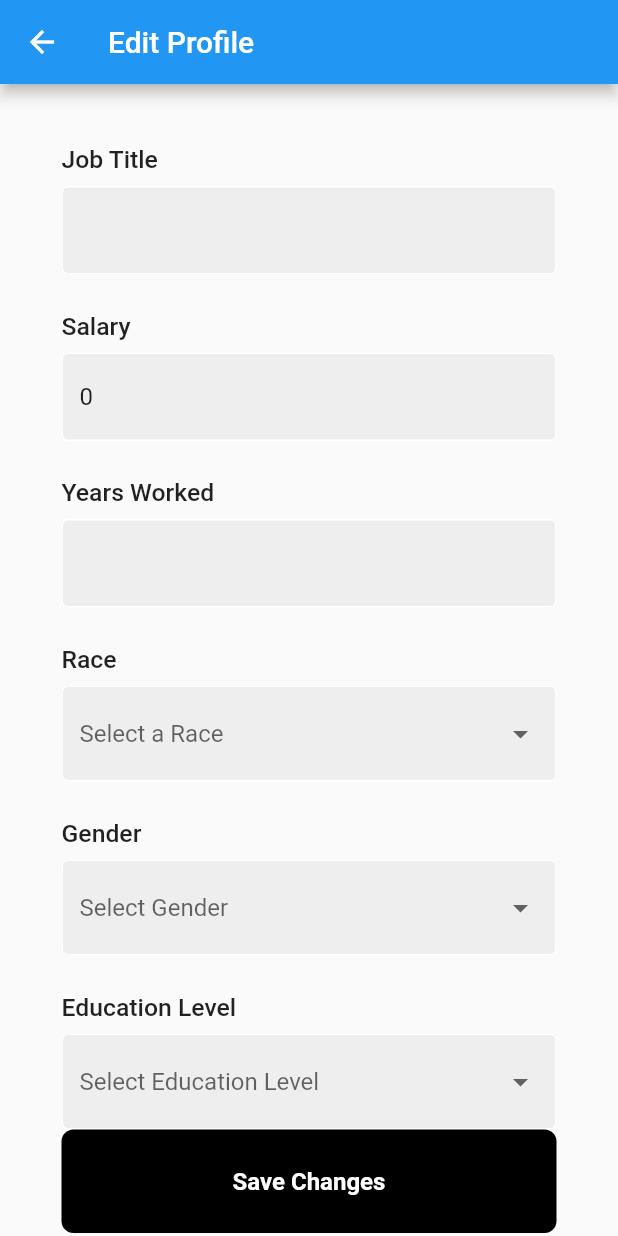
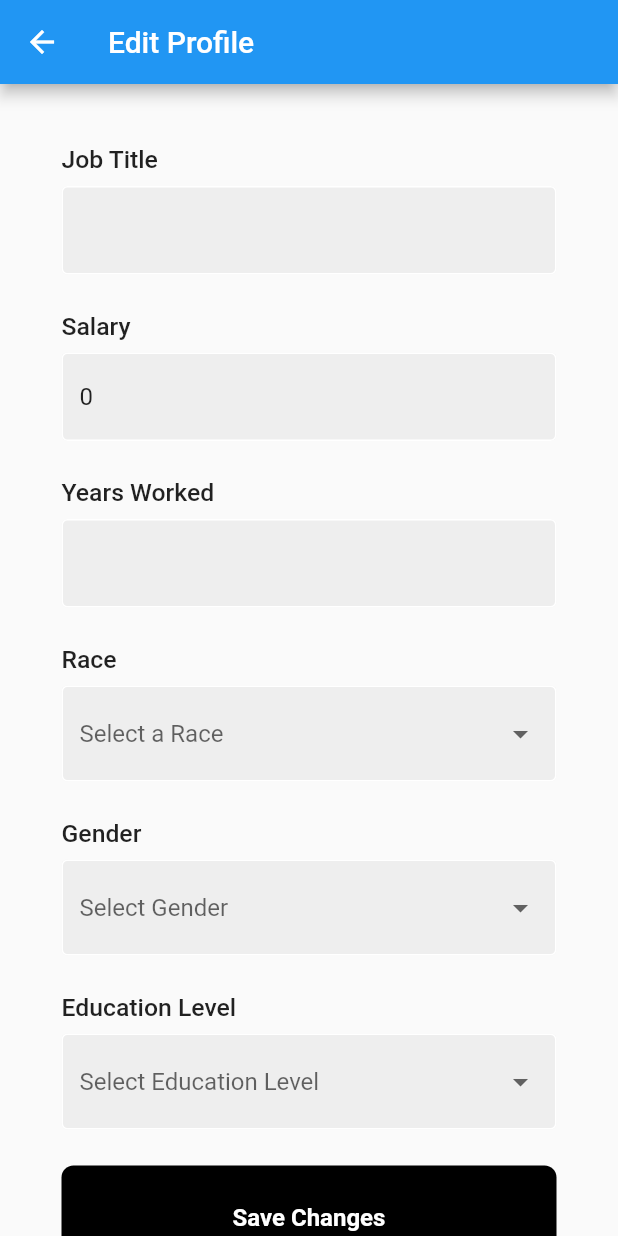
Before and after one commit to akukerang/real-worth, a Flutter app: the screen it shows once a user with an empty profile is signed in, item 2 of the bottom bar chosen, after a tap on "Edit Profile", on a phone screen of 412 x 824 dp. Run offline on Flutter 3.47's test engine with Material 2 defaults, Android fonts, the phone set to English and light mode, and no system bars; our stand-ins replace cloud_firestore, firebase_auth, firebase_core, syncfusion_flutter_charts; accounts and stored records are empty.

Commit message:
init bug fixes, got rid of unused

```diff
--- a/lib/homePage.dart
+++ b/lib/homePage.dart
@@ -17,15 +17,15 @@ void signUserOut() {
 
 int _selectedIndex = 0;
 int _categoryIndex = 0;
-final String current =
-    FirebaseAuth.instance.currentUser!.uid; //Gets current users ID
 
 class HomePageState extends State<HomePage> {
   late String companyID;
+  late String current;
 
   @override
   void initState() {
     super.initState();
+    current = FirebaseAuth.instance.currentUser!.uid;
     getCompanyID(current).then((value) {
       setState(() {
         companyID =
--- a/lib/login_forms/login_page1.dart
+++ b/lib/login_forms/login_page1.dart
@@ -1,7 +1,6 @@
 import 'package:flutter/material.dart';
 import 'package:real_worth/registration/create_account.dart';
 import '../components/my_button.dart';
-import '../components/rect_tile.dart';
 import 'package:firebase_auth/firebase_auth.dart';
 import '../components/my_textfield.dart';
 
@@ -69,7 +68,7 @@ class _LoginPageState extends State<LoginPage> {
                     ),
                   ),
 
-                  const SizedBox(height: 25),
+                  const SizedBox(height: 32),
 
                   //username textfield
                   MyTextField(
@@ -110,21 +109,6 @@ class _LoginPageState extends State<LoginPage> {
                         loginFail ? 'Wrong email or Wrong password' : null,
                   ),
 
-                  const SizedBox(height: 10),
-
-                  // forgot password
-                  Padding(
-                    padding: const EdgeInsets.symmetric(horizontal: 25.0),
-                    child: Row(
-                      children: [
-                        Text(
-                          'Forgot Password?',
-                          style: TextStyle(color: Colors.grey[600]),
-                        ),
-                      ],
-                    ),
-                  ),
-
                   const SizedBox(height: 20),
 
                   //sign in button
@@ -158,15 +142,7 @@ class _LoginPageState extends State<LoginPage> {
                     ),
                   ),
 
-                  const SizedBox(height: 20),
-
-                  //google or email
-                  const RectTile(
-                    imagePath: 'lib/images/google.png',
-                    imgDis: 'Continue with Google',
-                  ),
-
-                  const SizedBox(height: 50),
+                  const SizedBox(height: 30),
 
                   //or continue with
 
--- a/lib/profile/editprofile.dart
+++ b/lib/profile/editprofile.dart
@@ -62,9 +62,7 @@ class _EditProfilePageState extends State<EditProfilePage> {
                     child: Column(
                       crossAxisAlignment: CrossAxisAlignment.stretch,
                       children: [
-
                         const Label(label: "Job Title"),
-
                         MyTextField(
                           initialValue: _jobTitle,
                           hintText: "Job Title",
@@ -80,9 +78,7 @@ class _EditProfilePageState extends State<EditProfilePage> {
                             });
                           },
                         ),
-
                         const Label(label: "Salary"),
-
                         MyTextField(
                           keyboardType: TextInputType.number,
                           inputFormatters: [
@@ -102,9 +98,7 @@ class _EditProfilePageState extends State<EditProfilePage> {
                             return null;
                           },
                         ),
-
                         const Label(label: "Years Worked"),
-
                         MyTextField(
                           initialValue: _years,
                           hintText: "Years worked",
@@ -124,9 +118,7 @@ class _EditProfilePageState extends State<EditProfilePage> {
                             });
                           },
                         ),
-
-                        const Label(label:"Race"),
-
+                        const Label(label: "Race"),
                         MyDropdown(
                             menuItems: const [
                               'White',
@@ -143,12 +135,8 @@ class _EditProfilePageState extends State<EditProfilePage> {
                               });
                             },
                             onChanged: (value) {},
-                            validator: (value) {}
-                        ),
-
-
+                            validator: (value) {}),
                         const Label(label: "Gender"),
-
                         MyDropdown(
                             menuItems: const ['Male', 'Female', 'Other'],
                             value: _gender,
@@ -159,11 +147,8 @@ class _EditProfilePageState extends State<EditProfilePage> {
                               });
                             },
                             onChanged: (value) {},
-                            validator: (value) {}
-                        ),
-
+                            validator: (value) {}),
                         const Label(label: "Education Level"),
-
                         MyDropdown(
                           menuItems: const [
                             'None',
@@ -183,7 +168,7 @@ class _EditProfilePageState extends State<EditProfilePage> {
                           onChanged: (value) {},
                           validator: (value) {},
                         ),
-
+                        SizedBox(height: 24),
                         MyButton(
                           label: "Save Changes",
                           onTap: () async {
--- a/lib/salary_page/Scatter.dart
+++ b/lib/salary_page/Scatter.dart
@@ -15,11 +15,12 @@ Future<List<userData>> getCurrentSalaryData(String current) async {
   return allData;
 }
 
-Future<List<userData>> getSalaryData(
-    String companyId, String current, String parameter, dynamic equalTo) async {
+Future<List<userData>> getSalaryData(String companyId, String current,
+    String parameter, dynamic equalTo, String job_name) async {
   CollectionReference db = FirebaseFirestore.instance.collection('users');
   QuerySnapshot snap = await db
       .where("job.company_id", isEqualTo: companyId)
+      .where("job.job_title", isEqualTo: job_name)
       .where(FieldPath.documentId, isNotEqualTo: current)
       .where(parameter, isEqualTo: equalTo)
       .get();
@@ -43,11 +44,13 @@ class Scatterplot extends StatefulWidget {
   final String category;
   final String company;
   final String current;
+  final String job_name;
   const Scatterplot(
       {Key? key,
       required this.category,
       required this.company,
-      required this.current})
+      required this.current,
+      required this.job_name})
       : super(key: key);
 
   @override
@@ -78,9 +81,12 @@ class _ScatterplotState extends State<Scatterplot> {
         {
           return FutureBuilder<List<List<userData>>>(
             future: Future.wait([
-              getSalaryData(widget.company, widget.current, "gender", "Male"),
-              getSalaryData(widget.company, widget.current, "gender", "Female"),
-              getSalaryData(widget.company, widget.current, "gender", "Other"),
+              getSalaryData(widget.company, widget.current, "gender", "Male",
+                  widget.job_name),
+              getSalaryData(widget.company, widget.current, "gender", "Female",
+                  widget.job_name),
+              getSalaryData(widget.company, widget.current, "gender", "Other",
+                  widget.job_name),
               getCurrentSalaryData(widget.current),
               getAllData(widget.company),
             ]),
@@ -169,17 +175,18 @@ class _ScatterplotState extends State<Scatterplot> {
         {
           return FutureBuilder<List<List<userData>>>(
             future: Future.wait([
-              getSalaryData(
-                  widget.company, widget.current, "education", "None"),
-              getSalaryData(
-                  widget.company, widget.current, "education", "High School"),
-              getSalaryData(
-                  widget.company, widget.current, "education", "Associates"),
-              getSalaryData(
-                  widget.company, widget.current, "education", "Bachelors"),
-              getSalaryData(
-                  widget.company, widget.current, "education", "Masters"),
-              getSalaryData(widget.company, widget.current, "education", "PHD"),
+              getSalaryData(widget.company, widget.current, "education", "None",
+                  widget.job_name),
+              getSalaryData(widget.company, widget.current, "education",
+                  "High School", widget.job_name),
+              getSalaryData(widget.company, widget.current, "education",
+                  "Associates", widget.job_name),
+              getSalaryData(widget.company, widget.current, "education",
+                  "Bachelors", widget.job_name),
+              getSalaryData(widget.company, widget.current, "education",
+                  "Masters", widget.job_name),
+              getSalaryData(widget.company, widget.current, "education", "PHD",
+                  widget.job_name),
               getCurrentSalaryData(widget.current),
               getAllData(widget.company),
             ]),
@@ -298,11 +305,16 @@ class _ScatterplotState extends State<Scatterplot> {
         {
           return FutureBuilder<List<List<userData>>>(
             future: Future.wait([
-              getSalaryData(widget.company, widget.current, "race", "White"),
-              getSalaryData(widget.company, widget.current, "race", "Black"),
-              getSalaryData(widget.company, widget.current, "race", "Asian"),
-              getSalaryData(widget.company, widget.current, "race", "Latino"),
-              getSalaryData(widget.company, widget.current, "race", "Other"),
+              getSalaryData(widget.company, widget.current, "race", "White",
+                  widget.job_name),
+              getSalaryData(widget.company, widget.current, "race", "Black",
+                  widget.job_name),
+              getSalaryData(widget.company, widget.current, "race", "Asian",
+                  widget.job_name),
+              getSalaryData(widget.company, widget.current, "race", "Latino",
+                  widget.job_name),
+              getSalaryData(widget.company, widget.current, "race", "Other",
+                  widget.job_name),
               getCurrentSalaryData(widget.current),
               getAllData(widget.company),
             ]),
--- a/lib/salary_page/getData.dart
+++ b/lib/salary_page/getData.dart
@@ -50,6 +50,12 @@ Future<String> getCompanyID(String docID) async {
   return snap.get('job.company_id');
 }
 
+Future<String> getJobName(String docID) async {
+  final snap =
+      await FirebaseFirestore.instance.collection('users').doc(docID).get();
+  return snap.get('job.job_title');
+}
+
 Future<bool> checkEmailExist(String email) async {
   List<String> temp =
       await FirebaseAuth.instance.fetchSignInMethodsForEmail(email);
--- a/lib/salary_page/salary.dart
+++ b/lib/salary_page/salary.dart
@@ -15,6 +15,7 @@ class SalaryPage extends StatefulWidget {
 
 class _SalaryPageState extends State<SalaryPage> {
   String companyId = '';
+  String job_name = '';
 
   Future<void> setCompanyID() async {
     try {
@@ -24,10 +25,19 @@ class _SalaryPageState extends State<SalaryPage> {
     }
   }
 
+  Future<void> setJobName() async {
+    try {
+      job_name = await getJobName(widget.current);
+    } catch (e) {
+      print(e);
+    }
+  }
+
   @override
   void initState() {
     super.initState();
     setCompanyID();
+    setJobName();
   }
 
   @override
@@ -71,26 +81,8 @@ class _SalaryPageState extends State<SalaryPage> {
                     category: widget.category,
                     current: widget.current,
                     company: companyId,
+                    job_name: job_name,
                   ),
-                ),
-              ),
-              const Text(
-                "Similar Salary in the Area",
-                style: TextStyle(
-                  color: Colors.black,
-                  fontFamily: 'SF Pro Rounded',
-                  fontSize: 24,
-                  fontWeight: FontWeight.w400,
-                ),
-              ),
-              Container(
-                margin: const EdgeInsets.all(24),
-                height: 150,
-                child: const JobContainer(
-                  company: "Google",
-                  salary: "\$120000",
-                  location: "Atlanta, GA",
-                  position: "Software Engineer",
                 ),
               ),
               const Text(
```
